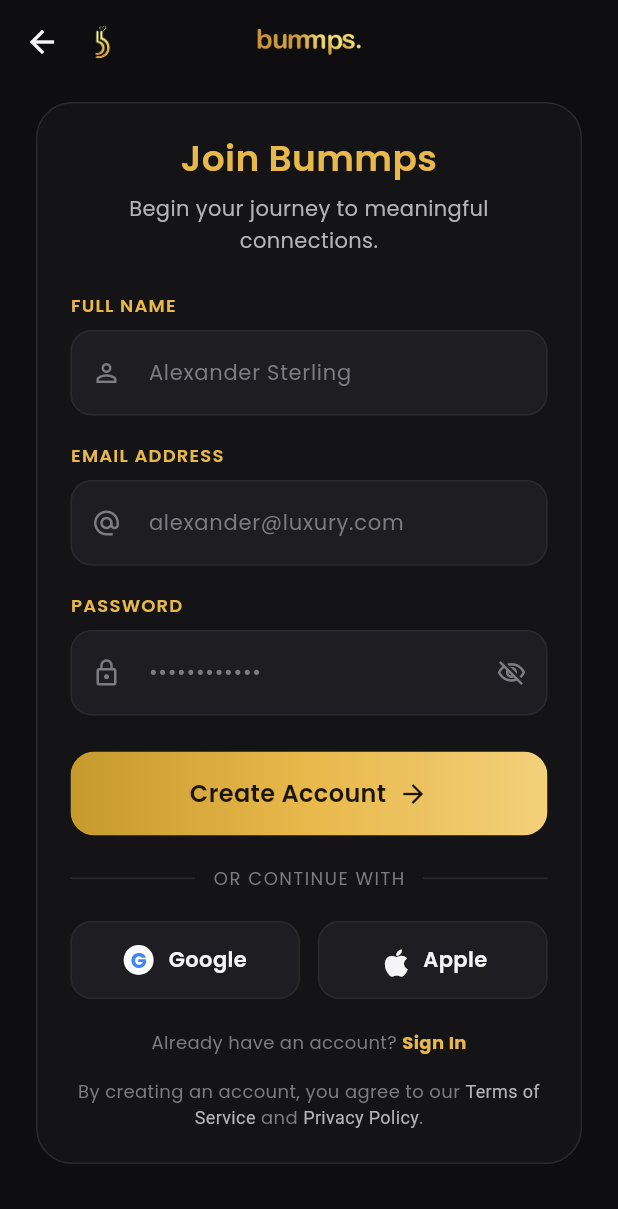
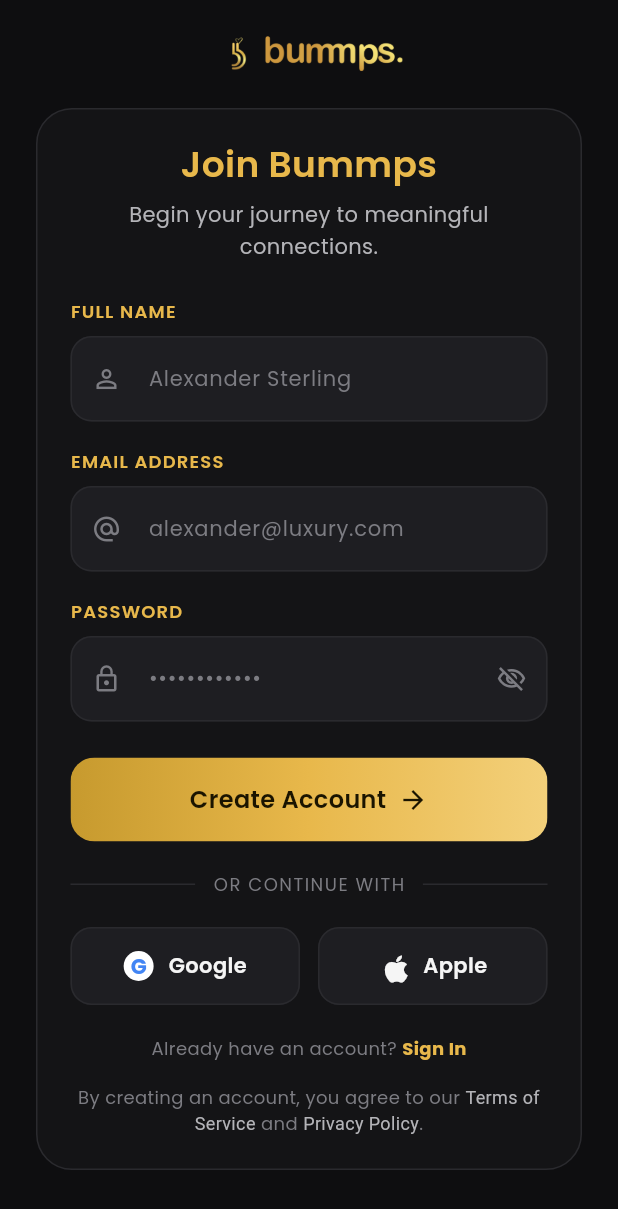
Before and after one commit to vivekbisht-web/bummps-dating-app, a Flutter app: the LoginView screen opened by its route, after a tap on "Create Account", on a phone screen of 412 x 824 dp. Shown: the top 1209 px of the screen. Run offline on Flutter 3.47's test engine with Material 3 defaults, Android fonts, the phone set to English and light mode, and no system bars; our stand-ins replace dio, flutter_secure_storage, get, google_fonts, image_picker, smooth_page_indicator and 1 more; accounts and stored records are empty; network calls fail.

Commit message:
create custom reusable logo widget and use across the app

```diff
--- /dev/null
+++ b/lib/app/core/widgets/bummps_logo.dart
@@ -0,0 +1,44 @@
+import 'package:flutter/material.dart';
+
+class BummpsLogo extends StatelessWidget {
+  const BummpsLogo({super.key, this.compact = false});
+
+  final bool compact;
+
+  @override
+  Widget build(BuildContext context) {
+    if (compact) {
+      return Row(
+        mainAxisSize: MainAxisSize.min,
+        children: [
+          Image.asset(
+            'assets/images/bummps-icon.png',
+            height: 32,
+            fit: BoxFit.contain,
+          ),
+          const SizedBox(width: 1),
+          Image.asset(
+            'assets/images/bummps..png',
+            height: 24,
+            fit: BoxFit.contain,
+          ),
+        ],
+      );
+    }
+
+    return Column(
+      children: [
+        Image.asset(
+          'assets/images/bummps-icon.png',
+          height: 64,
+          fit: BoxFit.contain,
+        ),
+        Image.asset(
+          'assets/images/bummps..png',
+          height: 32,
+          fit: BoxFit.contain,
+        ),
+      ],
+    );
+  }
+}
--- a/lib/app/modules/auth/views/login_view.dart
+++ b/lib/app/modules/auth/views/login_view.dart
@@ -1,3 +1,4 @@
+import 'package:bummps/app/core/widgets/bummps_logo.dart';
 import 'package:flutter/material.dart';
 import 'package:get/get.dart';
 
@@ -17,37 +18,16 @@ class LoginView extends GetView<LoginController> {
   Widget build(BuildContext context) {
     return Scaffold(
       backgroundColor: AppColors.background,
-      appBar: AppBar(
-        leadingWidth: 90,
-        leading: Row(
-          mainAxisSize: MainAxisSize.min,
-          children: [
-            const SizedBox(width: 4),
-            IconButton(
-              icon: const Icon(Icons.arrow_back, color: AppColors.textPrimary),
-              onPressed: Get.back,
-            ),
-            Image.asset(
-              'assets/images/bummps-icon.png',
-              height: 24,
-              fit: BoxFit.contain,
-            ),
-          ],
-        ),
-        title: Image.asset(
-          'assets/images/bummps..png',
-          height: 18,
-          fit: BoxFit.contain,
-        ),
-        centerTitle: true,
-      ),
+
       body: SafeArea(
         child: SingleChildScrollView(
           padding: const EdgeInsets.fromLTRB(24, 12, 24, 24),
           child: Column(
             crossAxisAlignment: CrossAxisAlignment.center,
             children: [
-              const SizedBox(height: 12),
+              const SizedBox(height: 24),
+              const BummpsLogo(),
+              const SizedBox(height: 24),
               Text('Welcome back', style: AppTextStyles.displayLarge),
               const SizedBox(height: 8),
               Text(
@@ -125,7 +105,7 @@ class _AuthCard extends StatelessWidget {
             ),
             const SizedBox(height: 16),
             Obx(
-              () => AuthTextField(
+                  () => AuthTextField(
                 label: 'Password',
                 hint: '••••••••',
                 controller: controller.passwordController,
@@ -153,7 +133,7 @@ class _AuthCard extends StatelessWidget {
             ),
             const SizedBox(height: 8),
             Obx(
-              () => PrimaryButton(
+                  () => PrimaryButton(
                 label: controller.isLoading.value
                     ? 'Please wait...'
                     : 'Continue with Email',
--- a/lib/app/modules/auth/views/register_view.dart
+++ b/lib/app/modules/auth/views/register_view.dart
@@ -4,6 +4,7 @@ import 'package:get/get.dart';
 import '../../../core/theme/app_colors.dart';
 import '../../../core/theme/app_text_styles.dart';
 import '../../../core/widgets/auth_text_field.dart';
+import '../../../core/widgets/bummps_logo.dart';
 import '../../../core/widgets/labeled_divider.dart';
 import '../../../core/widgets/primary_button.dart';
 import '../../../core/widgets/social_button.dart';
@@ -16,34 +17,16 @@ class RegisterView extends GetView<RegisterController> {
   Widget build(BuildContext context) {
     return Scaffold(
       backgroundColor: AppColors.background,
-      appBar: AppBar(
-        leadingWidth: 90,
-        leading: Row(
-          mainAxisSize: MainAxisSize.min,
-          children: [
-            const SizedBox(width: 4),
-            IconButton(
-              icon: const Icon(Icons.arrow_back, color: AppColors.textPrimary),
-              onPressed: Get.back,
-            ),
-            Image.asset(
-              'assets/images/bummps-icon.png',
-              height: 24,
-              fit: BoxFit.contain,
-            ),
-          ],
-        ),
-        title: Image.asset(
-          'assets/images/bummps..png',
-          height: 18,
-          fit: BoxFit.contain,
-        ),
-        centerTitle: true,
-      ),
       body: SafeArea(
         child: SingleChildScrollView(
           padding: const EdgeInsets.fromLTRB(24, 12, 24, 24),
-          child: Container(
+          child: Column(
+            crossAxisAlignment: CrossAxisAlignment.center,
+            children: [
+              const SizedBox(height: 8),
+              const BummpsLogo(compact: true),
+              const SizedBox(height: 20),
+              Container(
                 padding: const EdgeInsets.all(22),
                 decoration: BoxDecoration(
                   color: AppColors.card,
@@ -162,7 +145,8 @@ class RegisterView extends GetView<RegisterController> {
                           style: AppTextStyles.caption,
                           children: [
                             const TextSpan(
-                            text: 'By creating an account, you agree to our '),
+                                text:
+                                'By creating an account, you agree to our '),
                             TextSpan(
                               text: 'Terms of Service',
                               style: TextStyle(color: AppColors.textSecondary),
@@ -181,6 +165,8 @@ class RegisterView extends GetView<RegisterController> {
                   ),
                 ),
               ),
+            ],
+          ),
         ),
       ),
     );
--- a/lib/app/modules/onboarding/views/onboarding_view.dart
+++ b/lib/app/modules/onboarding/views/onboarding_view.dart
@@ -33,9 +33,9 @@ class OnboardingView extends GetView<OnboardingController> {
           // Logo + Skip row at the top.
           SafeArea(
             child: Padding(
-              padding: const EdgeInsets.symmetric(horizontal: 20, vertical: 8),
+              padding: const EdgeInsets.symmetric(horizontal: 20, vertical: 2),
               child: SizedBox(
-                height: 40,
+                height: 100,
                 child: Stack(
                   alignment: Alignment.center,
                   children: [
@@ -43,13 +43,13 @@ class OnboardingView extends GetView<OnboardingController> {
                       alignment: Alignment.centerLeft,
                       child: Image.asset(
                         'assets/images/bummps-icon.png',
-                        height: 32,
+                        height: 70,
                         fit: BoxFit.contain,
                       ),
                     ),
                     Image.asset(
                       'assets/images/bummps..png',
-                      height: 20,
+                      height: 34,
                       fit: BoxFit.contain,
                     ),
                     Align(
```
Also changed, not shown: assets/images/bummps-icon.png. Lines whose indentation alone changed are shown as unchanged.
